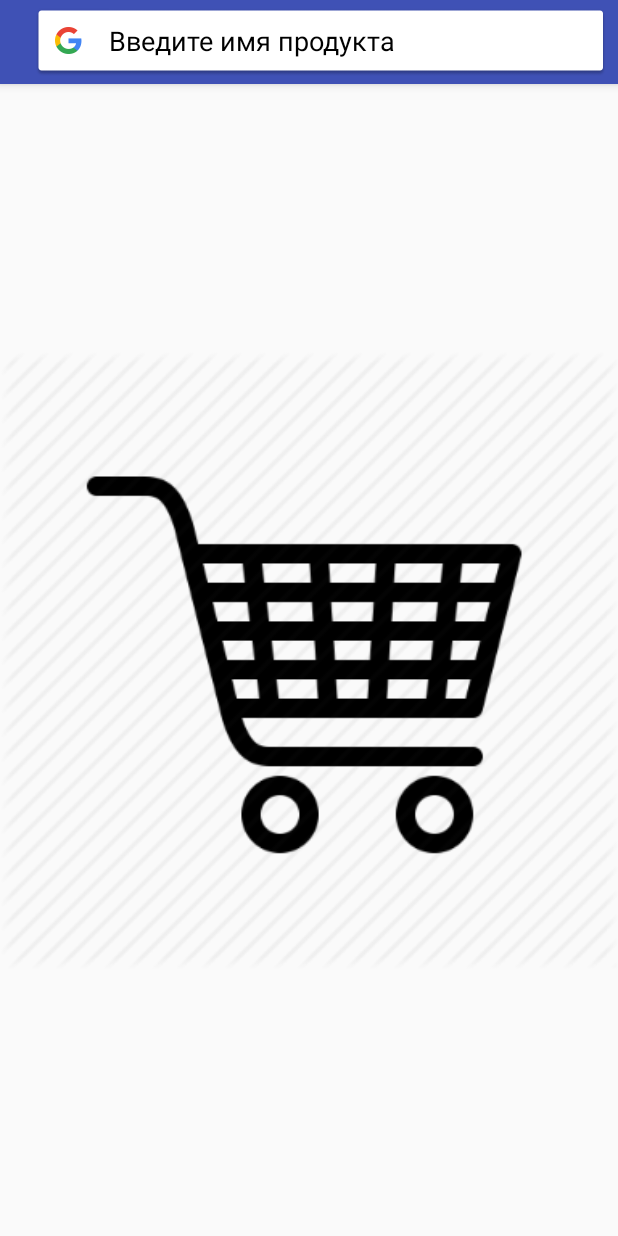
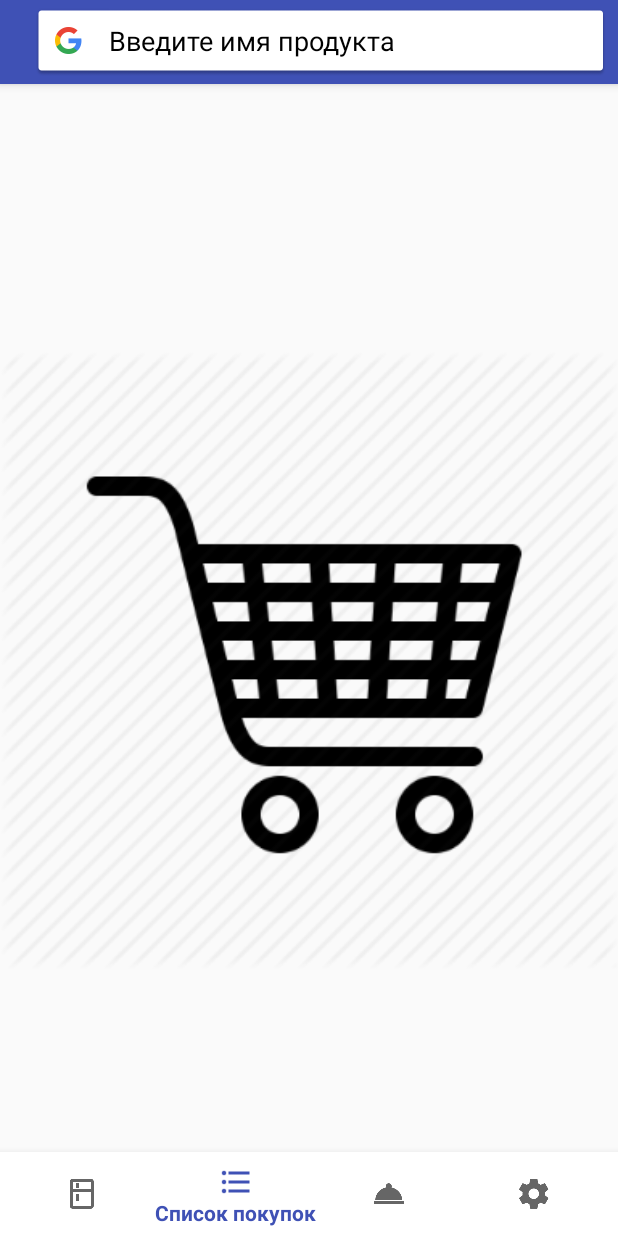
Before and after one commit to LidaVygonskaya/FoodTracker, an Android app: the screen it shows after launch (ShoppingList before the commit, ShoppingListActivity after it), item 2 of the bottom bar chosen, on a phone screen of 412 x 824 dp. Run offline under Robolectric (Android 15) with nearby library versions, the phone set to English and light mode, and no system bars.

Commit message:
Add menu

```diff
--- a/app/build.gradle
+++ b/app/build.gradle
@@ -16,6 +16,11 @@ android {
             proguardFiles getDefaultProguardFile('proguard-android.txt'), 'proguard-rules.pro'
         }
     }
+
+    compileOptions {
+        sourceCompatibility JavaVersion.VERSION_1_8
+        targetCompatibility JavaVersion.VERSION_1_8
+    }
 }
 
 dependencies {
--- a/app/src/main/java/com/example/lida/foodtracker/BaseActivity.java
+++ b/app/src/main/java/com/example/lida/foodtracker/BaseActivity.java
@@ -1,13 +1,71 @@
 package com.example.lida.foodtracker;
 
+import android.content.Intent;
+import android.support.annotation.NonNull;
+import android.support.design.widget.BottomNavigationView;
 import android.support.v7.app.AppCompatActivity;
 import android.os.Bundle;
+import android.util.Log;
+import android.view.MenuItem;
+import android.widget.RadioButton;
+import android.widget.RadioGroup;
 
-public class BaseActivity extends AppCompatActivity {
+
+public abstract class BaseActivity extends AppCompatActivity implements BottomNavigationView.OnNavigationItemSelectedListener {
+
+    protected BottomNavigationView bottomNavigation;
 
     @Override
     protected void onCreate(Bundle savedInstanceState) {
         super.onCreate(savedInstanceState);
-        setContentView(R.layout.activity_base);
+        setContentView(getContentViewId());
+
+        bottomNavigation = (BottomNavigationView) findViewById(R.id.bottom_navigation);
+        bottomNavigation.setOnNavigationItemSelectedListener(this);
     }
+
+    @Override
+    protected void onStart() {
+        super.onStart();
+        updateNavigationBarState();
+    }
+
+    @Override
+    public void onPause() {
+        super.onPause();
+        overridePendingTransition(0, 0);
+    }
+
+    @Override
+    public boolean onNavigationItemSelected(@NonNull MenuItem item) {
+        bottomNavigation.postDelayed(() -> {
+            int itemId = item.getItemId();
+            if (itemId == R.id.fridge) {
+                startActivity(new Intent(this, MainActivity.class));
+            } else if (itemId == R.id.shopping_list) {
+                startActivity(new Intent(this, ShoppingListActivity.class));
+            } else if (itemId == R.id.recipes) {
+                startActivity(new Intent(this, RecipesActivity.class));
+            } else if (itemId == R.id.settings) {
+                startActivity(new Intent(this, SettingsActivity.class));
+            }
+            finish();
+        }, 10);
+        return true;
+    }
+
+    private void updateNavigationBarState(){
+        int actionId = getNavigationMenuItemId();
+        selectBottomNavigationBarItem(actionId);
+    }
+
+    void selectBottomNavigationBarItem(int itemId) {
+        MenuItem item = bottomNavigation.getMenu().findItem(itemId);
+        item.setChecked(true);
+    }
+
+    abstract int getContentViewId();
+
+    abstract int getNavigationMenuItemId();
+
 }
--- a/app/src/main/java/com/example/lida/foodtracker/MainActivity.java
+++ b/app/src/main/java/com/example/lida/foodtracker/MainActivity.java
@@ -20,14 +20,23 @@ import com.example.lida.foodtracker.Retrofit.Product;
 import java.util.ArrayList;
 import java.util.List;
 
-public class MainActivity extends AppCompatActivity {
+public class MainActivity extends BaseActivity {
     private static final String TAG = "MainActivity";
     private ImageButton addProductButton;
     private ListView productList;
     private ArrayAdapter<String> productAdapter;
     private List<String> productNames;
     private Toolbar toolbar;
-    private BottomNavigationView bottomNavigationView;
+
+    @Override
+    int getContentViewId() {
+        return R.layout.activity_main;
+    }
+
+    @Override
+    int getNavigationMenuItemId() {
+        return R.id.fridge;
+    }
 
     @RequiresApi(api = Build.VERSION_CODES.LOLLIPOP)
     @Override
@@ -35,8 +44,8 @@ public class MainActivity extends AppCompatActivity {
         super.onCreate(savedInstanceState);
         setContentView(R.layout.activity_main);
 
-        bottomNavigationView = (BottomNavigationView) findViewById(R.id.bottom_navigation);
-        bottomNavigationView.setOnNavigationItemSelectedListener(bottomListener);
+        bottomNavigation = (BottomNavigationView) findViewById(R.id.bottom_navigation);
+        bottomNavigation.setOnNavigationItemSelectedListener(this);
 
         productNames = new ArrayList<String>();
         productAdapter = new ArrayAdapter<String>(this, R.layout.simple_list_item, productNames);
@@ -45,7 +54,6 @@ public class MainActivity extends AppCompatActivity {
         setSupportActionBar(toolbar);
         getSupportActionBar().setDisplayHomeAsUpEnabled(true);
 
-
         productList = (ListView) findViewById(R.id.productList);
         productList.setAdapter(productAdapter);
         productList.setEmptyView(findViewById(R.id.empty));
@@ -53,7 +61,6 @@ public class MainActivity extends AppCompatActivity {
         addProductButton = (ImageButton) findViewById(R.id.add_product);
         addProductButton.setOnClickListener(new View.OnClickListener() {
             @Override
-            //Intent for result Camera Scan
             public void onClick(View v) {
                 Intent intent = new Intent(getApplicationContext(), CameraScanActivity.class);
                 startActivityForResult(intent, 1);
@@ -63,7 +70,6 @@ public class MainActivity extends AppCompatActivity {
 
     @Override
     protected void onActivityResult(int requestCode, int resultCode, Intent data) {
-        //super.onActivityResult(requestCode, resultCode, data);
         if (data == null) {
             return;
         }
@@ -74,35 +80,6 @@ public class MainActivity extends AppCompatActivity {
         }
         productAdapter.notifyDataSetChanged();
         Log.d("a", "as");
-        //Toast toast = Toast.makeText(getApplicationContext(), barcode, Toast.LENGTH_SHORT);
-        //toast.setGravity(Gravity.CENTER, 0, 0);
-        //toast.show();
     }
 
-    BottomNavigationView.OnNavigationItemSelectedListener bottomListener = new BottomNavigationView.OnNavigationItemSelectedListener() {
-        @Override
-        public boolean onNavigationItemSelected(@NonNull MenuItem item) {
-            Intent intent;
-            switch (item.getItemId()) {
-                case R.id.fridge_button:
-                    intent = new Intent(getApplicationContext(), MainActivity.class);
-                    startActivity(intent);
-                    return true;
-
-                case R.id.shopping_list:
-                    intent = new Intent(getApplicationContext(), ShoppingList.class);
-                    startActivity(intent);
-                    return true;
-
-                case R.id.recepieces:
-                    return true;
-
-                case R.id.settings:
-                    return true;
-            }
-            return false;
-        }
-    };
-
-
 }
--- a/app/src/main/java/com/example/lida/foodtracker/ShoppingList.java
+++ b/app/src/main/java/com/example/lida/foodtracker/ShoppingListActivity.java
@@ -2,6 +2,7 @@ package com.example.lida.foodtracker;
 
 import android.app.Activity;
 import android.content.Context;
+import android.support.design.widget.BottomNavigationView;
 import android.support.v7.app.AppCompatActivity;
 import android.os.Bundle;
 import android.view.View;
@@ -15,7 +16,19 @@ import com.example.lida.foodtracker.Utils.ListViewItemWithCheckBoxAdapter;
 
 import java.util.ArrayList;
 
-public class ShoppingList extends AppCompatActivity {
+
+public class ShoppingListActivity extends BaseActivity {
+
+    @Override
+    int getContentViewId() {
+        return R.layout.activity_shopping_list;
+    }
+
+    @Override
+    int getNavigationMenuItemId() {
+        return R.id.shopping_list;
+    }
+
     ImageButton addProduct;
     ImageButton clearText;
     EditText addProductText;
@@ -28,13 +41,15 @@ public class ShoppingList extends AppCompatActivity {
         super.onCreate(savedInstanceState);
         setContentView(R.layout.activity_shopping_list);
 
+        bottomNavigation = (BottomNavigationView) findViewById(R.id.bottom_navigation);
+        bottomNavigation.setOnNavigationItemSelectedListener(this);
+
         products = new ArrayList<String>();
 
         productList = (ListView) findViewById(R.id.product_list);
         adapter = new ListViewItemWithCheckBoxAdapter(getApplicationContext(), products);
         productList.setAdapter(adapter);
         productList.setEmptyView(findViewById(R.id.empty));
-
 
         addProduct = (ImageButton) findViewById(R.id.done_button);
         addProduct.setOnClickListener(addProductListener);
--- a/app/src/main/res/layout/activity_base.xml
+++ b/app/src/main/res/layout/activity_base.xml
@@ -1,9 +1,15 @@
 <?xml version="1.0" encoding="utf-8"?>
-<android.support.constraint.ConstraintLayout xmlns:android="http://schemas.android.com/apk/res/android"
-    xmlns:app="http://schemas.android.com/apk/res-auto"
-    xmlns:tools="http://schemas.android.com/tools"
-    android:layout_width="match_parent"
-    android:layout_height="match_parent"
-    tools:context=".BaseActivity">
+    <android.support.design.widget.BottomNavigationView xmlns:android="http://schemas.android.com/apk/res/android"
+        xmlns:app="http://schemas.android.com/apk/res-auto"
+        xmlns:tools="http://schemas.android.com/tools"
+        tools:context=".BaseActivity"
+        xmlns:design="http://schemas.android.com/apk/res-auto"
 
-</android.support.constraint.ConstraintLayout>
+        android:id="@+id/bottom_navigation"
+        android:layout_width="match_parent"
+        android:layout_height="wrap_content"
+        android:background="?attr/colorBackgroundFloating"
+        design:menu="@menu/menu_nav"
+        android:layout_gravity="bottom"
+
+        />
--- a/app/src/main/res/layout/activity_shopping_list.xml
+++ b/app/src/main/res/layout/activity_shopping_list.xml
@@ -1,5 +1,5 @@
 <?xml version="1.0" encoding="utf-8"?>
-<android.support.constraint.ConstraintLayout xmlns:android="http://schemas.android.com/apk/res/android"
+<android.support.design.widget.CoordinatorLayout xmlns:android="http://schemas.android.com/apk/res/android"
     xmlns:app="http://schemas.android.com/apk/res-auto"
     xmlns:tools="http://schemas.android.com/tools"
     android:layout_width="match_parent"
@@ -45,11 +45,16 @@
                 android:layout_width="wrap_content"
                 android:layout_height="wrap_content"
                 android:layout_alignParentRight="true"
+                android:layout_centerVertical="true"
+                android:layout_marginBottom="16dp"
+                android:layout_marginEnd="16dp"
+                android:layout_marginLeft="16dp"
+                android:layout_marginRight="16dp"
+                android:layout_marginStart="16dp"
+                android:layout_marginTop="16dp"
                 android:background="@null"
                 android:src="@drawable/ic_done_black_18dp"
-                android:layout_centerVertical="true"
-                android:layout_margin="16dp"
-                android:visibility="invisible"/>
+                android:visibility="invisible" />
 
             <ImageButton
                 android:id="@+id/clear_button"
@@ -84,4 +89,10 @@
             android:src="@drawable/trolley" />
     </RelativeLayout>
 
-</android.support.constraint.ConstraintLayout>
+    <include
+        android:id="@+id/bottom_navigation"
+        layout="@layout/activity_base"
+        android:layout_width="match_parent"
+        android:layout_height="wrap_content"
+        android:layout_gravity="bottom" />
+</android.support.design.widget.CoordinatorLayout>
--- a/app/src/main/res/menu/menu_nav.xml
+++ b/app/src/main/res/menu/menu_nav.xml
@@ -1,7 +1,7 @@
 <?xml version="1.0" encoding="utf-8"?>
 <menu xmlns:android="http://schemas.android.com/apk/res/android">
     <item
-        android:id="@+id/fridge_button"
+        android:id="@+id/fridge"
         android:title="@string/fridge"
         android:icon="@drawable/ic_kitchen_black_24dp"/>
 
@@ -11,8 +11,8 @@
         android:icon="@drawable/ic_format_list_bulleted_black_24dp"/>
 
     <item
-        android:id="@+id/recepieces"
-        android:title="@string/receipies"
+        android:id="@+id/recipes"
+        android:title="@string/recipes"
         android:icon="@drawable/ic_room_service_black_24dp"/>
 
     <item
--- a/app/src/main/res/values/strings.xml
+++ b/app/src/main/res/values/strings.xml
@@ -2,7 +2,7 @@
     <string name="app_name">FoodTracker</string>
     <string name="fridge">Холодильник</string>
     <string name="shopping_list">Список покупок</string>
-    <string name="receipies">Рецепты</string>
+    <string name="recipes">Рецепты</string>
     <string name="settings">Настройки</string>
     <string name="button_save">Добавить в холодильник</string>
     <string name="add_product_start">Начните сканировать продукты</string>
```
Also changed, not shown: app/src/main/AndroidManifest.xml (+3 -5 lines), app/src/main/java/com/example/lida/foodtracker/Main2Activity.java (deleted, +0 -29 lines), app/src/main/java/com/example/lida/foodtracker/RecipesActivity.java (added, +15 -0 lines), app/src/main/java/com/example/lida/foodtracker/SettingsActivity.java (added, +15 -0 lines), app/src/main/res/layout/activity_main.xml (+14 -17 lines), app/src/main/res/layout/activity_main2.xml (deleted, +0 -33 lines), app/src/main/res/layout/activity_recipes.xml (added, +12 -0 lines), app/src/main/res/layout/activity_settings.xml (added, +12 -0 lines), 2 other files.
